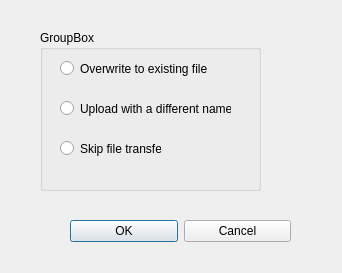
This is ftpClient/ui/fileExistsView.ui in kandabi/OpenFTP as Qt 5 draws it before an edit. The edited form follows.
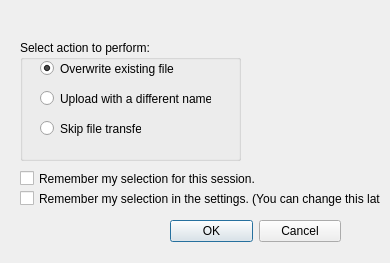
This is the edited form. Icons and pictures are not drawn.

```diff
--- a/ftpClient/ui/fileExistsView.ui
+++ b/ftpClient/ui/fileExistsView.ui
@@ -6,8 +6,8 @@
    <rect>
     <x>0</x>
     <y>0</y>
-    <width>342</width>
-    <height>273</height>
+    <width>390</width>
+    <height>263</height>
    </rect>
   </property>
   <property name="windowTitle">
@@ -16,9 +16,9 @@
   <widget class="QWidget" name="layoutWidget">
    <property name="geometry">
     <rect>
-     <x>50</x>
+     <x>150</x>
      <y>210</y>
-     <width>241</width>
+     <width>191</width>
      <height>42</height>
     </rect>
    </property>
@@ -56,6 +56,9 @@
       <property name="text">
        <string>OK</string>
       </property>
+      <property name="autoDefault">
+       <bool>true</bool>
+      </property>
      </widget>
     </item>
     <item>
@@ -70,33 +73,36 @@
   <widget class="QGroupBox" name="groupBox">
    <property name="geometry">
     <rect>
-     <x>40</x>
-     <y>30</y>
+     <x>20</x>
+     <y>40</y>
      <width>221</width>
-     <height>161</height>
+     <height>121</height>
     </rect>
    </property>
    <property name="title">
-    <string>GroupBox</string>
+    <string>Select action to perform:</string>
    </property>
    <widget class="QRadioButton" name="radioButton">
     <property name="geometry">
      <rect>
       <x>20</x>
-      <y>30</y>
+      <y>20</y>
       <width>171</width>
       <height>17</height>
      </rect>
     </property>
     <property name="text">
-     <string>Overwrite to existing file</string>
+     <string>Overwrite existing file</string>
+    </property>
+    <property name="checked">
+     <bool>true</bool>
     </property>
    </widget>
    <widget class="QRadioButton" name="radioButton_2">
     <property name="geometry">
      <rect>
       <x>20</x>
-      <y>70</y>
+      <y>50</y>
       <width>171</width>
       <height>17</height>
      </rect>
@@ -109,7 +115,7 @@
     <property name="geometry">
      <rect>
       <x>20</x>
-      <y>110</y>
+      <y>80</y>
       <width>101</width>
       <height>17</height>
      </rect>
@@ -119,6 +125,45 @@
     </property>
    </widget>
   </widget>
+  <widget class="QLabel" name="fileExistsLabel">
+   <property name="geometry">
+    <rect>
+     <x>20</x>
+     <y>10</y>
+     <width>311</width>
+     <height>21</height>
+    </rect>
+   </property>
+   <property name="text">
+    <string/>
+   </property>
+  </widget>
+  <widget class="QCheckBox" name="temporaryCheckbox">
+   <property name="geometry">
+    <rect>
+     <x>20</x>
+     <y>170</y>
+     <width>311</width>
+     <height>17</height>
+    </rect>
+   </property>
+   <property name="text">
+    <string>Remember my selection for this session.</string>
+   </property>
+  </widget>
+  <widget class="QCheckBox" name="permanentCheckbox">
+   <property name="geometry">
+    <rect>
+     <x>20</x>
+     <y>190</y>
+     <width>361</width>
+     <height>17</height>
+    </rect>
+   </property>
+   <property name="text">
+    <string>Remember my selection in the settings. (You can change this later)</string>
+   </property>
+  </widget>
  </widget>
  <resources/>
  <connections>
```
Left out of the diff: 16 changed lines with no effect on the pictures.
